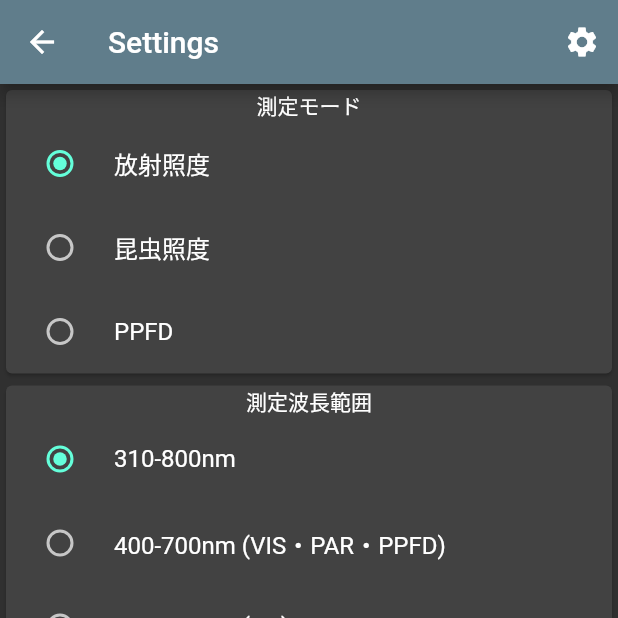
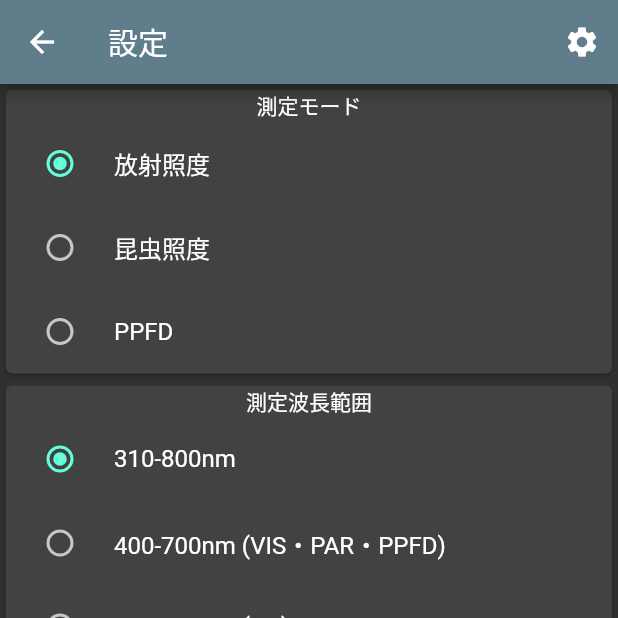
Before and after one commit to colorpyxis-nobuodenshi/uvvisspec-cp160-android-app, a Flutter app: the screen it shows after launch, after a tap on the "settings" icon, on a phone screen of 412 x 824 dp, the top half of it. Run offline on Flutter 3.47's test engine with Material 2 defaults, Android fonts, the phone set to English and light mode, and no system bars; our stand-ins replace charts_flutter, permission_handler, rxdart; missing offline and left inert: external_path, usb_serial.

Commit message:
change 20220615.

```diff
--- a/lib/settings.dart
+++ b/lib/settings.dart
@@ -71,7 +71,7 @@ class SettingsPageState extends State<SettingsPage> {
       },
       child: Scaffold(
         appBar: AppBar(
-          title: const Text('Settings'),
+          title: const Text('設定'),
           actions: <Widget>[
             IconButton(
               icon: const Icon(Icons.settings),
```
